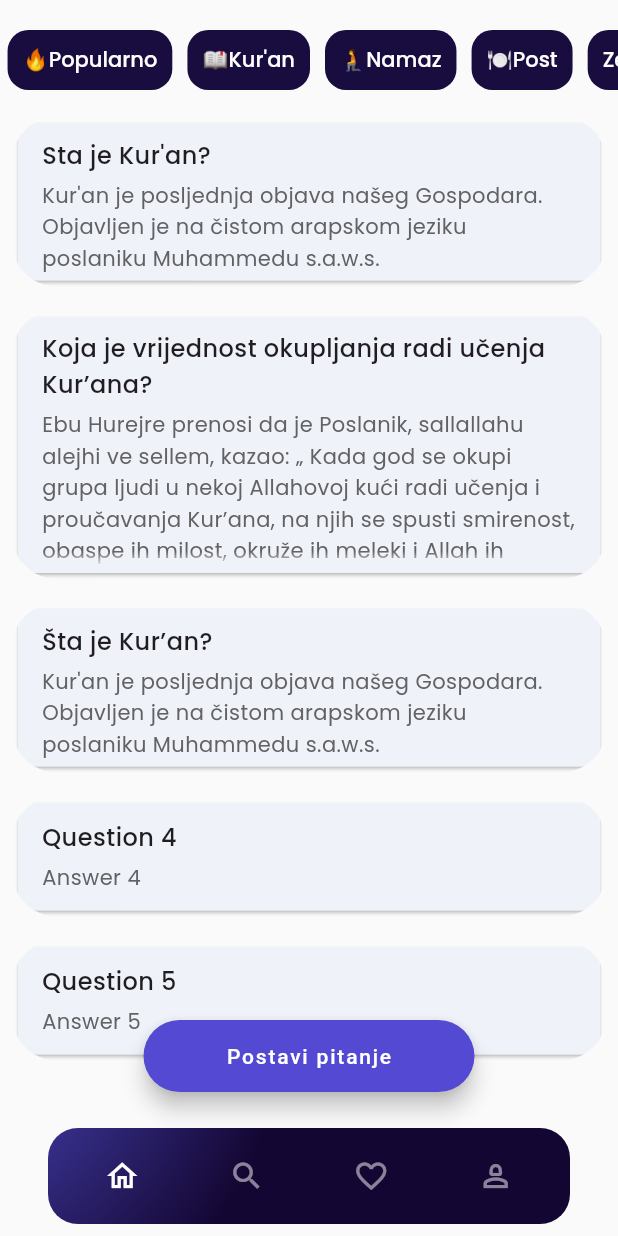
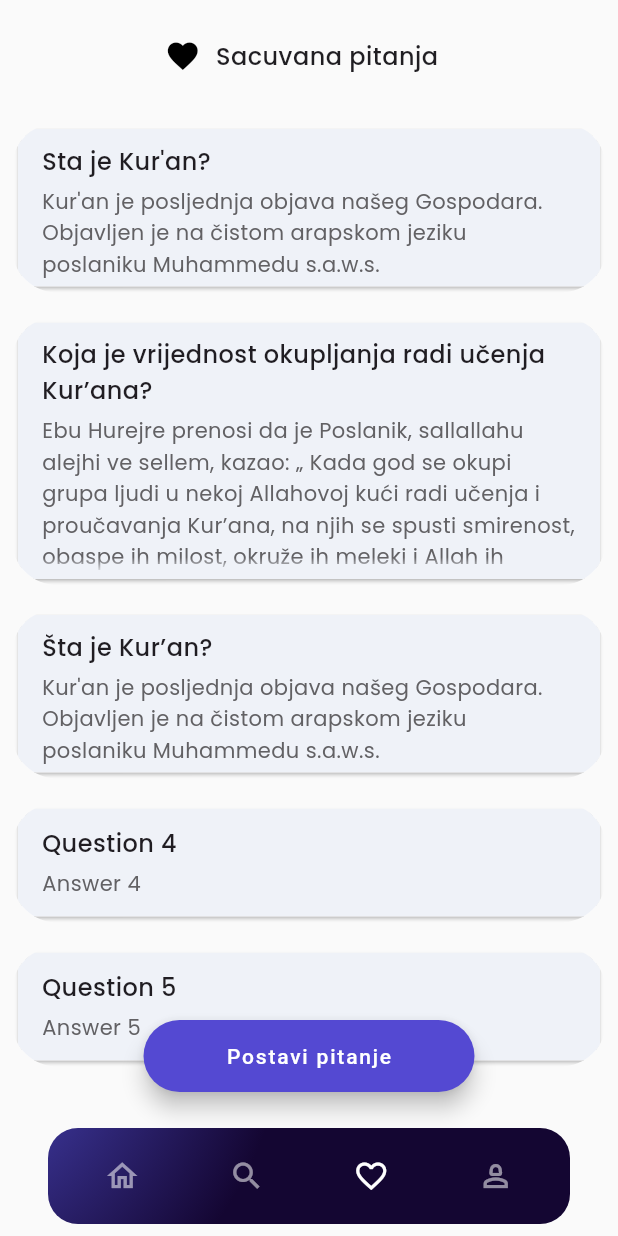
Before and after one commit to Warty71/apk-iman-ba, a Flutter app: the HomePage screen opened directly, after a tap on the "favorite outline" icon, on a phone screen of 412 x 824 dp. Run offline on Flutter 3.47's test engine with Material 2 defaults, Android fonts, the phone set to English and light mode, and no system bars; our stand-ins replace google_fonts.

Commit message:
Removed opacities + favorites page.

```diff
--- /dev/null
+++ b/apk_iman_ba/lib/Pages/favoritespage.dart
@@ -0,0 +1,216 @@
+import 'package:apk_iman_ba/Pages/homepage.dart';
+import 'package:apk_iman_ba/Pages/searchpage.dart';
+import 'package:apk_iman_ba/Pages/userpage.dart';
+import 'package:flutter/material.dart';
+import 'package:google_fonts/google_fonts.dart';
+
+import 'detailspage.dart';
+
+List<Map<String, String>> qaList = [
+  {
+    'question': "Sta je Kur'an?",
+    'answer':
+        "Kur'an je posljednja objava našeg Gospodara. Objavljen je na čistom arapskom jeziku poslaniku Muhammedu s.a.w.s.",
+  },
+  {
+    'question': "Koja je vrijednost okupljanja radi učenja Kur’ana?",
+    'answer':
+        "Ebu Hurejre prenosi da je Poslanik, sallallahu alejhi ve sellem, kazao: „ Kada god se okupi grupa ljudi u nekoj Allahovoj kući radi učenja i proučavanja Kur’ana, na njih se spusti smirenost, obaspe ih milost, okruže ih meleki i Allah ih spomene kod onih koji su kod Njega. Ko zaostaje zbog svojih dijela, njegovo porijeklo mu neće pomoći da napreduje.“ (Bilježi Muslim). Ebu Hurejre prenosi da je Poslanik, sallallahu alejhi ve sellem, kazao: „ Kada god se okupi grupa ljudi u nekoj Allahovoj kući radi učenja i proučavanja Kur’ana, na njih se spusti smirenost, obaspe ih milost, okruže ih meleki i Allah ih spomene kod onih koji su kod Njega. Ko zaostaje zbog svojih dijela, njegovo porijeklo mu neće pomoći da napreduje.“ (Bilježi Muslim). Ebu Hurejre prenosi da je Poslanik, sallallahu alejhi ve sellem, kazao: „ Kada god se okupi grupa ljudi u nekoj Allahovoj kući radi učenja i proučavanja Kur’ana, na njih se spusti smirenost, obaspe ih milost, okruže ih meleki i Allah ih spomene kod onih koji su kod Njega. Ko zaostaje zbog svojih dijela, njegovo porijeklo mu neće pomoći da napreduje.“ (Bilježi Muslim).",
+  },
+  {
+    'question': "Šta je Kur’an?",
+    'answer':
+        "Kur'an je posljednja objava našeg Gospodara. Objavljen je na čistom arapskom jeziku poslaniku Muhammedu s.a.w.s.",
+  },
+  {
+    'question': 'Question 4',
+    'answer': 'Answer 4',
+  },
+  {
+    'question': 'Question 5',
+    'answer': 'Answer 5',
+  },
+];
+
+class FavoritesPage extends StatelessWidget {
+  const FavoritesPage({super.key});
+
+  @override
+  Widget build(BuildContext context) {
+    return Scaffold(
+      floatingActionButton: FloatingActionButton.extended(
+        onPressed: () {},
+        label: const Text("Postavi pitanje"),
+        backgroundColor: const Color(0xff5449d2),
+        extendedPadding: const EdgeInsets.all(55),
+      ),
+      floatingActionButtonLocation: FloatingActionButtonLocation.centerFloat,
+      bottomNavigationBar: SafeArea(
+        child: Padding(
+          padding: const EdgeInsets.all(8.0),
+          child: Container(
+            padding: const EdgeInsets.all(8.0),
+            margin: const EdgeInsets.symmetric(horizontal: 24),
+            decoration: BoxDecoration(
+              borderRadius: BorderRadius.circular(20),
+              gradient: const RadialGradient(
+                center: Alignment(-1.538, -3.615),
+                radius: 4,
+                colors: <Color>[Color(0xff5959e4), Color(0xff140632)],
+                stops: <double>[0, 0.99],
+              ),
+            ),
+            child: Row(
+              mainAxisAlignment: MainAxisAlignment.spaceAround,
+              children: [
+                Material(
+                  color: Colors.transparent,
+                  child: IconButton(
+                    onPressed: () {
+                      Navigator.of(context).push(
+                        MaterialPageRoute(
+                          builder: (_) => const HomePage(),
+                        ),
+                      );
+                    },
+                    icon: const Icon(Icons.home_outlined),
+                    color: Colors.white54,
+                  ),
+                ),
+                Material(
+                  color: Colors.transparent,
+                  child: IconButton(
+                    onPressed: () {
+                      Navigator.of(context).push(
+                        MaterialPageRoute(
+                          builder: (_) => const SearchPage(),
+                        ),
+                      );
+                    },
+                    icon: const Icon(Icons.search_outlined),
+                    color: Colors.white54,
+                  ),
+                ),
+                Material(
+                  color: Colors.transparent,
+                  child: IconButton(
+                    onPressed: () {},
+                    icon: const Icon(Icons.favorite_outline),
+                    color: Colors.white,
+                  ),
+                ),
+                Material(
+                  color: Colors.transparent,
+                  child: IconButton(
+                    onPressed: () {
+                      Navigator.of(context).push(
+                        MaterialPageRoute(
+                          builder: (_) => const UserPage(),
+                        ),
+                      );
+                    },
+                    icon: const Icon(Icons.person_2_outlined),
+                    color: Colors.white54,
+                  ),
+                ),
+              ],
+            ),
+          ),
+        ),
+      ),
+      body: SafeArea(
+        child: Center(
+          child: Column(
+            children: [
+              Padding(
+                padding: const EdgeInsets.all(25.0),
+                child: Row(
+                  mainAxisAlignment: MainAxisAlignment.center,
+                  children: [
+                    const Icon(
+                      Icons.favorite,
+                      color: Colors.black,
+                    ),
+                    Padding(
+                      padding: const EdgeInsets.symmetric(horizontal: 10.0),
+                      child: Text(
+                        "Sacuvana pitanja",
+                        style: GoogleFonts.poppins(
+                          fontSize: 16,
+                          fontWeight: FontWeight.w500,
+                          letterSpacing: 0.32,
+                          color: const Color(0xFF201E22),
+                        ),
+                      ),
+                    ),
+                  ],
+                ),
+              ),
+              Expanded(
+                child: ListView(
+                  children: [
+                    for (Map<String, String> qa in qaList)
+                      Padding(
+                        padding: const EdgeInsets.all(8.0),
+                        child: ClipRRect(
+                          borderRadius: BorderRadius.circular(30.0),
+                          child: InkWell(
+                            onTap: () {
+                              Navigator.of(context).push(
+                                MaterialPageRoute(
+                                  builder: (_) => DetailsPage(
+                                    answer: qa['answer'] ?? '',
+                                    title: qa['question'] ?? '',
+                                  ),
+                                ),
+                              );
+                            },
+                            splashColor: Colors.blue
+                                .withOpacity(0.5), // Customize the splash color
+                            borderRadius: BorderRadius.circular(8.0),
+                            child: Card(
+                              child: ListTile(
+                                title: qa['question'] != null
+                                    ? Container(
+                                        margin: const EdgeInsets.fromLTRB(
+                                            0, 5, 0, 5),
+                                        child: Text(
+                                          qa['question']!,
+                                          style: GoogleFonts.poppins(
+                                            fontWeight: FontWeight.w500,
+                                            fontSize: 16,
+                                            letterSpacing: 0.32,
+                                            color: const Color(0xff201d22),
+                                          ),
+                                        ),
+                                      )
+                                    : Container(),
+                                subtitle: qa['answer'] != null
+                                    ? Text(
+                                        qa['answer']!,
+                                        maxLines: 5,
+                                        overflow: TextOverflow.fade,
+                                        style: GoogleFonts.poppins(
+                                          fontWeight: FontWeight.w400,
+                                          fontSize: 14,
+                                          letterSpacing: 0.28,
+                                          color: const Color(0xff626164),
+                                        ),
+                                      )
+                                    : Container(),
+                                tileColor: const Color(0xffeff2f8),
+                              ),
+                            ),
+                          ),
+                        ),
+                      ),
+                  ],
+                ),
+              ),
+            ],
+          ),
+        ),
+      ),
+    );
+  }
+}
--- a/apk_iman_ba/lib/Pages/homepage.dart
+++ b/apk_iman_ba/lib/Pages/homepage.dart
@@ -1,5 +1,7 @@
 import 'package:apk_iman_ba/Pages/detailspage.dart';
+import 'package:apk_iman_ba/Pages/favoritespage.dart';
 import 'package:apk_iman_ba/Pages/searchpage.dart';
+import 'package:apk_iman_ba/Pages/userpage.dart';
 import 'package:flutter/material.dart';
 import 'package:google_fonts/google_fonts.dart';
 
@@ -9,6 +11,14 @@ List<String> topics = [
   "🧎Namaz",
   "🍽️Post",
   "Zekat",
+  "Hadz i Umra",
+  "Bracno Pravo",
+  "Nasljedno Pravo",
+  "Lijecenje Kur'anom",
+  "Trgovina",
+  "Islamsko Vjerovanje",
+  "Hadis",
+  "Ostalo",
 ];
 
 List<Map<String, String>> qaList = [
@@ -20,7 +30,7 @@ List<Map<String, String>> qaList = [
   {
     'question': "Koja je vrijednost okupljanja radi učenja Kur’ana?",
     'answer':
-        "Ebu Hurejre prenosi da je Poslanik, sallallahu alejhi ve sellem, kazao: „ Kada god se okupi grupa ljudi u nekoj Allahovoj kući radi učenja i proučavanja Kur’ana, na njih se spusti smirenost, obaspe ih milost, okruže ih meleki i Allah ih spomene kod onih koji su kod Njega. Ko zaostaje zbog svojih dijela, njegovo porijeklo mu neće pomoći da napreduje.“ (Bilježi Muslim)",
+        "Ebu Hurejre prenosi da je Poslanik, sallallahu alejhi ve sellem, kazao: „ Kada god se okupi grupa ljudi u nekoj Allahovoj kući radi učenja i proučavanja Kur’ana, na njih se spusti smirenost, obaspe ih milost, okruže ih meleki i Allah ih spomene kod onih koji su kod Njega. Ko zaostaje zbog svojih dijela, njegovo porijeklo mu neće pomoći da napreduje.“ (Bilježi Muslim). Ebu Hurejre prenosi da je Poslanik, sallallahu alejhi ve sellem, kazao: „ Kada god se okupi grupa ljudi u nekoj Allahovoj kući radi učenja i proučavanja Kur’ana, na njih se spusti smirenost, obaspe ih milost, okruže ih meleki i Allah ih spomene kod onih koji su kod Njega. Ko zaostaje zbog svojih dijela, njegovo porijeklo mu neće pomoći da napreduje.“ (Bilježi Muslim). Ebu Hurejre prenosi da je Poslanik, sallallahu alejhi ve sellem, kazao: „ Kada god se okupi grupa ljudi u nekoj Allahovoj kući radi učenja i proučavanja Kur’ana, na njih se spusti smirenost, obaspe ih milost, okruže ih meleki i Allah ih spomene kod onih koji su kod Njega. Ko zaostaje zbog svojih dijela, njegovo porijeklo mu neće pomoći da napreduje.“ (Bilježi Muslim).",
   },
   {
     'question': "Šta je Kur’an?",
@@ -78,8 +88,6 @@ class HomePage extends StatelessWidget {
                 ),
                 Material(
                   color: Colors.transparent,
-                  child: Opacity(
-                    opacity: 0.5,
                   child: IconButton(
                     onPressed: () {
                       Navigator.of(context).push(
@@ -89,30 +97,35 @@ class HomePage extends StatelessWidget {
                       );
                     },
                     icon: const Icon(Icons.search_outlined),
-                      color: Colors.white,
-                    ),
+                    color: Colors.white54,
                   ),
                 ),
                 Material(
                   color: Colors.transparent,
-                  child: Opacity(
-                    opacity: 0.5,
                   child: IconButton(
-                      onPressed: () {},
+                    onPressed: () {
+                      Navigator.of(context).push(
+                        MaterialPageRoute(
+                          builder: (_) => const FavoritesPage(),
+                        ),
+                      );
+                    },
                     icon: const Icon(Icons.favorite_outline),
-                      color: Colors.white,
-                    ),
+                    color: Colors.white54,
                   ),
                 ),
                 Material(
                   color: Colors.transparent,
-                  child: Opacity(
-                    opacity: 0.5,
                   child: IconButton(
-                      onPressed: () {},
+                    onPressed: () {
+                      Navigator.of(context).push(
+                        MaterialPageRoute(
+                          builder: (_) => const UserPage(),
+                        ),
+                      );
+                    },
                     icon: const Icon(Icons.person_2_outlined),
-                      color: Colors.white,
-                    ),
+                    color: Colors.white54,
                   ),
                 ),
               ],
@@ -182,7 +195,10 @@ class HomePage extends StatelessWidget {
                           onTap: () {
                             Navigator.of(context).push(
                               MaterialPageRoute(
-                                builder: (_) => const DetailsPage(),
+                                builder: (_) => DetailsPage(
+                                  answer: qa['answer'] ?? '',
+                                  title: qa['question'] ?? '',
+                                ),
                               ),
                             );
                           },
```
Also changed, not shown: apk_iman_ba/lib/Pages/detailspage.dart (+10 -7 lines), apk_iman_ba/lib/Pages/searchpage.dart (+17 -2 lines), apk_iman_ba/lib/Pages/userpage.dart (added, +98 -0 lines). Lines whose indentation alone changed are shown as unchanged.
